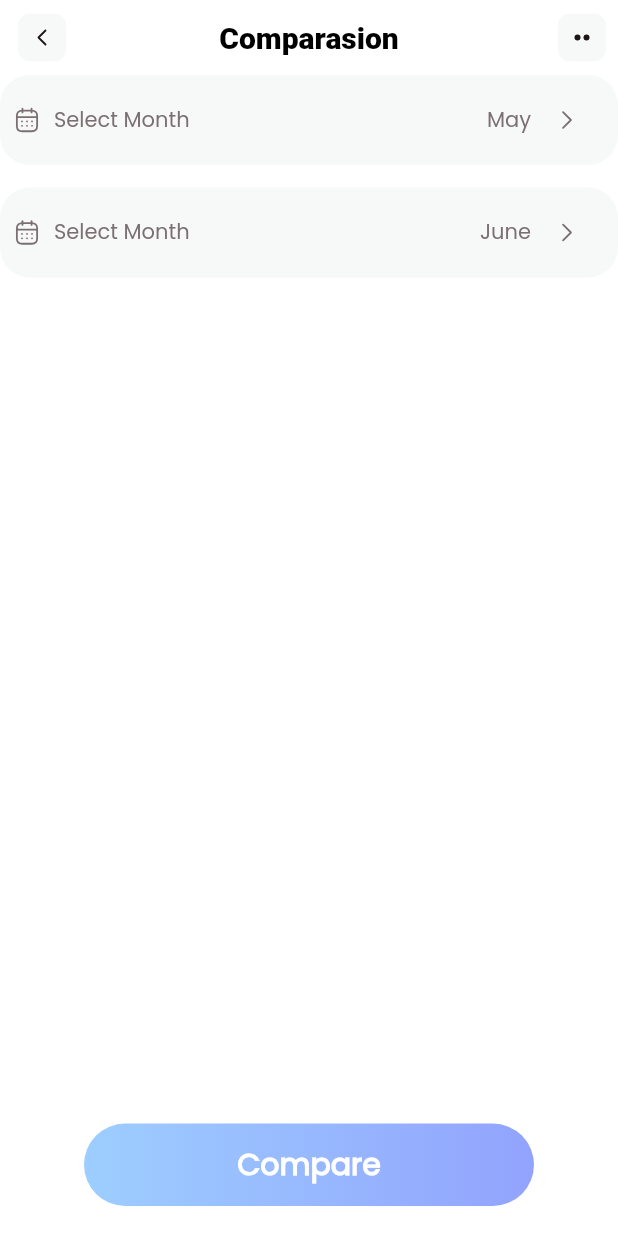
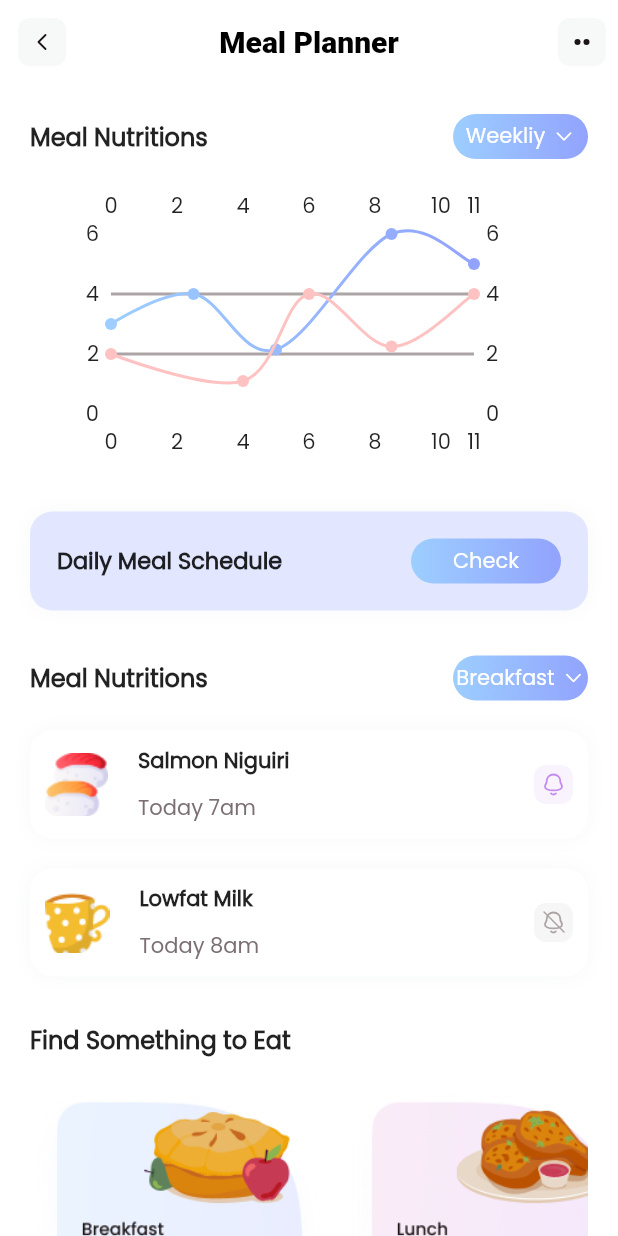
Before and after one commit to salvagb1/fitness, a Flutter app: the CameraBtn screen opened directly, after a tap on an icon or button, on a phone screen of 412 x 824 dp. Run offline on Flutter 3.47's test engine with Material 2 defaults, Android fonts, the phone set to English and light mode, and no system bars; drawn by our look-alikes of fl_chart; our stand-ins replace camera, charts_flutter, flutter_svg.

Commit message:
Agree MealPlanner

```diff
--- /dev/null
+++ b/lib/components/card_category.dart
@@ -0,0 +1,24 @@
+import 'package:flutter/material.dart';
+
+class CardCategory extends StatefulWidget {
+  CardCategory(this.pathSvg, {Key? key}) : super(key: key);
+  String pathSvg = 'assets/icons/yougoal1.svg';
+
+  @override
+  State<CardCategory> createState() => _CardCategoryState();
+}
+
+class _CardCategoryState extends State<CardCategory> {
+  @override
+  Widget build(BuildContext context) {
+    final card = Container(
+      child: Image(
+        image: AssetImage(widget.pathSvg),
+      ),
+      decoration: const BoxDecoration(
+        borderRadius: BorderRadius.all(Radius.circular(25)),
+      ),
+    );
+    return card;
+  }
+}
--- /dev/null
+++ b/lib/pages/camera.dart
@@ -0,0 +1,78 @@
+import 'package:camera/camera.dart';
+import 'package:flutter/material.dart';
+
+class CameraPage extends StatefulWidget {
+  final List<CameraDescription>? cameras;
+  const CameraPage({this.cameras, Key? key}) : super(key: key);
+
+  @override
+  _CameraPageState createState() => _CameraPageState();
+}
+
+class _CameraPageState extends State<CameraPage> {
+  late CameraController controller;
+  XFile? pictureFile;
+
+  @override
+  void initState() {
+    super.initState();
+    controller = CameraController(
+      widget.cameras![0],
+      ResolutionPreset.max,
+    );
+    controller.initialize().then((_) {
+      if (!mounted) {
+        return;
+      }
+      setState(() {});
+    });
+  }
+
+  @override
+  void dispose() {
+    controller.dispose();
+    super.dispose();
+  }
+
+  @override
+  Widget build(BuildContext context) {
+    if (!controller.value.isInitialized) {
+      return const SizedBox(
+        child: Center(
+          child: CircularProgressIndicator(),
+        ),
+      );
+    }
+    return Column(
+      children: [
+        Padding(
+          padding: const EdgeInsets.all(8.0),
+          child: Center(
+            child: SizedBox(
+              height: 400,
+              width: 400,
+              child: CameraPreview(controller),
+            ),
+          ),
+        ),
+        Padding(
+          padding: const EdgeInsets.all(8.0),
+          child: ElevatedButton(
+            onPressed: () async {
+              pictureFile = await controller.takePicture();
+              setState(() {});
+            },
+            child: const Text('Capture Image'),
+          ),
+        ),
+        if (pictureFile != null)
+          Image.network(
+            pictureFile!.path,
+            height: 200,
+          )
+        //Android/iOS
+        // Image.file(File(pictureFile!.path)))
+      ],
+    );
+  }
+}
--- /dev/null
+++ b/lib/pages/mealplanner/breakfast.dart
@@ -0,0 +1,15 @@
+import 'package:flutter/material.dart';
+
+class BreakFast extends StatefulWidget {
+  BreakFast({Key? key}) : super(key: key);
+
+  @override
+  State<BreakFast> createState() => _BreakFastState();
+}
+
+class _BreakFastState extends State<BreakFast> {
+  @override
+  Widget build(BuildContext context) {
+    return Container();
+  }
+}
--- /dev/null
+++ b/lib/pages/mealplanner/mealplanner.dart
@@ -0,0 +1,316 @@
+import 'package:fitness/components/card_category.dart';
+import 'package:flutter/material.dart';
+import 'package:flutter_svg/svg.dart';
+
+import '../../components/button.dart';
+import '../../components/linear_charts.dart';
+import '../welcome_home.dart';
+
+class MealPlanner extends StatefulWidget {
+  const MealPlanner({Key? key}) : super(key: key);
+
+  @override
+  State<MealPlanner> createState() => _MealPlannerState();
+}
+
+class _MealPlannerState extends State<MealPlanner> {
+  @override
+  Widget build(BuildContext context) {
+    return Scaffold(
+      appBar: AppBar(
+        leading: IconButton(
+            onPressed: () => Navigator.push(context,
+                MaterialPageRoute(builder: (context) => const WelcomeHome())),
+            icon: SvgPicture.asset('assets/icons/backnavs.svg')),
+        title: const Text(
+          'Meal Planner',
+          style: TextStyle(
+            color: Colors.black,
+            fontWeight: FontWeight.w900,
+            fontSize: 20,
+          ),
+        ),
+        actions: [
+          IconButton(
+              onPressed: () {},
+              icon: SvgPicture.asset('assets/icons/detailnavs.svg'))
+        ],
+        centerTitle: true,
+      ),
+      body: SingleChildScrollView(
+        padding: const EdgeInsets.all(20),
+        child: Column(
+          crossAxisAlignment: CrossAxisAlignment.start,
+          children: [
+            Row(
+              children: [
+                Expanded(
+                  child: Column(
+                    crossAxisAlignment: CrossAxisAlignment.start,
+                    children: const [
+                      Text(
+                        "Meal Nutritions",
+                        style: TextStyle(
+                          fontSize: 16,
+                          fontWeight: FontWeight.w900,
+                        ),
+                      ),
+                    ],
+                  ),
+                ),
+                InkWell(
+                  onTap: () {},
+                  child: Container(
+                    margin: const EdgeInsets.only(),
+                    height: 30,
+                    width: 90,
+                    decoration: BoxDecoration(
+                      borderRadius: BorderRadius.circular(30),
+                      gradient: const LinearGradient(
+                        colors: [
+                          Color(0xff9DCEFF),
+                          Color(0xff92A3FD),
+                        ],
+                      ),
+                    ),
+                    child: Row(
+                      mainAxisAlignment: MainAxisAlignment.center,
+                      children: [
+                        const Text(
+                          'Weekliy',
+                          style: TextStyle(
+                            color: Colors.white,
+                          ),
+                        ),
+                        const SizedBox(width: 5),
+                        SvgPicture.asset('assets/icons/down.svg'),
+                      ],
+                    ),
+                  ),
+                ),
+              ],
+            ),
+            const SizedBox(
+              height: 10,
+            ),
+            const LinearCharts(),
+            const SizedBox(
+              height: 25,
+            ),
+            Container(
+              padding: const EdgeInsets.all(18),
+              decoration: BoxDecoration(
+                borderRadius: BorderRadius.circular(15),
+                boxShadow: const <BoxShadow>[
+                  BoxShadow(
+                    color: Color(0xffF7F8F8),
+                    blurRadius: 10.0,
+                  ),
+                ],
+                color: const Color(0xffE2E7FF),
+              ),
+              child: Row(
+                children: [
+                  const Expanded(
+                    child: Text(
+                      "Daily Meal Schedule",
+                      style: TextStyle(
+                        fontSize: 15,
+                        fontWeight: FontWeight.w600,
+                      ),
+                    ),
+                  ),
+                  InkWell(
+                    onTap: () {},
+                    child: const ButtonReu(
+                      textbu: 'Check',
+                    ),
+                  ),
+                ],
+              ),
+            ),
+            const SizedBox(
+              height: 30,
+            ),
+            Row(
+              children: [
+                Expanded(
+                  child: Column(
+                    crossAxisAlignment: CrossAxisAlignment.start,
+                    children: const [
+                      Text(
+                        "Meal Nutritions",
+                        style: TextStyle(
+                          fontSize: 16,
+                          fontWeight: FontWeight.w900,
+                        ),
+                      ),
+                    ],
+                  ),
+                ),
+                InkWell(
+                  onTap: () {},
+                  child: Container(
+                    margin: const EdgeInsets.only(),
+                    height: 30,
+                    width: 90,
+                    decoration: BoxDecoration(
+                      borderRadius: BorderRadius.circular(30),
+                      gradient: const LinearGradient(
+                        colors: [
+                          Color(0xff9DCEFF),
+                          Color(0xff92A3FD),
+                        ],
+                      ),
+                    ),
+                    child: Row(
+                      mainAxisAlignment: MainAxisAlignment.center,
+                      children: [
+                        const Text(
+                          'Breakfast',
+                          style: TextStyle(
+                            color: Colors.white,
+                          ),
+                        ),
+                        const SizedBox(width: 5),
+                        SvgPicture.asset('assets/icons/down.svg'),
+                      ],
+                    ),
+                  ),
+                ),
+              ],
+            ),
+            const SizedBox(
+              height: 20,
+            ),
+            Container(
+              padding: const EdgeInsets.all(10),
+              decoration: BoxDecoration(
+                borderRadius: BorderRadius.circular(15),
+                boxShadow: const <BoxShadow>[
+                  BoxShadow(
+                    color: Color(0xffF7F8F8),
+                    blurRadius: 10.0,
+                  ),
+                ],
+                color: Colors.white,
+              ),
+              child: Row(
+                children: [
+                  Image.asset('assets/images/salmon2.png'),
+                  const SizedBox(
+                    width: 20,
+                  ),
+                  Expanded(
+                    child: Column(
+                      crossAxisAlignment: CrossAxisAlignment.start,
+                      children: const [
+                        Text(
+                          "Salmon Niguiri",
+                          style: TextStyle(fontWeight: FontWeight.w700),
+                        ),
+                        SizedBox(
+                          height: 10,
+                        ),
+                        Text(
+                          'Today 7am',
+                          style: TextStyle(
+                            color: Color(0xff7B6F72),
+                            fontSize: 14,
+                          ),
+                        ),
+                      ],
+                    ),
+                  ),
+                  SvgPicture.asset(
+                    'assets/icons/reminders.svg',
+                    color: const Color(0xffC58BF2),
+                  ),
+                ],
+              ),
+            ),
+            const SizedBox(
+              height: 20,
+            ),
+            Container(
+              padding: const EdgeInsets.all(10),
+              decoration: BoxDecoration(
+                borderRadius: BorderRadius.circular(15),
+                boxShadow: const <BoxShadow>[
+                  BoxShadow(
+                    color: Color(0xffF7F8F8),
+                    blurRadius: 10.0,
+                  ),
+                ],
+                color: Colors.white,
+              ),
+              child: Row(
+                children: [
+                  Image.asset('assets/images/cupmilk.png'),
+                  const SizedBox(
+                    width: 20,
+                  ),
+                  Expanded(
+                    child: Column(
+                      crossAxisAlignment: CrossAxisAlignment.start,
+                      children: const [
+                        Text(
+                          "Lowfat Milk",
+                          style: TextStyle(fontWeight: FontWeight.w700),
+                        ),
+                        SizedBox(
+                          height: 10,
+                        ),
+                        Text(
+                          'Today 8am',
+                          style: TextStyle(
+                            color: Color(0xff7B6F72),
+                            fontSize: 14,
+                          ),
+                        ),
+                      ],
+                    ),
+                  ),
+                  SvgPicture.asset(
+                    'assets/icons/reminders2.svg',
+                    color: const Color(0xffADA4A5),
+                  ),
+                ],
+              ),
+            ),
+            const SizedBox(
+              height: 30,
+            ),
+            const Text(
+              "Find Something to Eat",
+              style: TextStyle(
+                fontSize: 16,
+                fontWeight: FontWeight.w900,
+              ),
+            ),
+            const SizedBox(
+              height: 20,
+            ),
+            Container(
+              color: Colors.white,
+              height: 200,
+              child: ListView(
+                scrollDirection: Axis.horizontal,
+                children: <Widget>[
+                  CardCategory('assets/images/breakfastcard.png'),
+                  const SizedBox(
+                    width: 10,
+                  ),
+                  CardCategory('assets/images/lunchcard2.png'),
+                  const SizedBox(
+                    width: 10,
+                  ),
+                ],
+              ),
+            ),
+          ],
+        ),
+      ),
+    );
+  }
+}
--- a/lib/pages/navigatorbtn/camera_btn.dart
+++ b/lib/pages/navigatorbtn/camera_btn.dart
@@ -1,10 +1,14 @@
+import 'package:camera/camera.dart';
 import 'package:fitness/components/appbar.dart';
 import 'package:fitness/components/button.dart';
 import 'package:fitness/components/card_gallery.dart';
 import 'package:fitness/pages/comparison.dart';
+import 'package:fitness/pages/mealplanner/mealplanner.dart';
 
 import 'package:flutter/material.dart';
 import 'package:flutter_svg/svg.dart';
+
+import '../camera.dart';
 
 class CameraBtn extends StatefulWidget {
   const CameraBtn({Key? key}) : super(key: key);
@@ -14,6 +18,8 @@ class CameraBtn extends StatefulWidget {
 }
 
 class _CameraBtnState extends State<CameraBtn> {
+  var value;
+
   @override
   Widget build(BuildContext context) {
     return Scaffold(
@@ -29,7 +35,7 @@ class _CameraBtnState extends State<CameraBtn> {
             Container(
               padding: const EdgeInsets.all(18),
               decoration: BoxDecoration(
-                borderRadius: BorderRadius.circular(15),
+                borderRadius: BorderRadius.circular(20),
                 color: const Color(0xffFFD8D8),
               ),
               child: Row(
@@ -71,7 +77,7 @@ class _CameraBtnState extends State<CameraBtn> {
             Container(
               padding: const EdgeInsets.all(16),
               decoration: BoxDecoration(
-                borderRadius: BorderRadius.circular(15),
+                borderRadius: BorderRadius.circular(20),
                 boxShadow: const <BoxShadow>[
                   BoxShadow(
                     color: Color(0xffF7F8F8),
@@ -139,7 +145,7 @@ class _CameraBtnState extends State<CameraBtn> {
             Container(
               padding: const EdgeInsets.all(18),
               decoration: BoxDecoration(
-                borderRadius: BorderRadius.circular(15),
+                borderRadius: BorderRadius.circular(20),
                 boxShadow: const <BoxShadow>[
                   BoxShadow(
                     color: Color(0xffF7F8F8),
@@ -153,8 +159,10 @@ class _CameraBtnState extends State<CameraBtn> {
                   const Expanded(
                     child: Text(
                       "Compare my photo",
-                      style:
-                          TextStyle(fontSize: 18, fontWeight: FontWeight.w400),
+                      style: TextStyle(
+                        fontSize: 15,
+                        fontWeight: FontWeight.w700,
+                      ),
                     ),
                   ),
                   InkWell(
@@ -266,8 +274,24 @@ class _CameraBtnState extends State<CameraBtn> {
       floatingActionButton: FloatingActionButton(
         heroTag: 'btn 2',
         backgroundColor: const Color(0xffC58BF2),
-        onPressed: () => Navigator.push(context,
-            MaterialPageRoute(builder: (context) => const ComparasionMonth())),
+        onPressed: () => Navigator.push(
+          context,
+          MaterialPageRoute(
+            builder: (context) => const MealPlanner(),
+          ),
+        ),
+        // onPressed: () async {
+        //   await availableCameras().then(
+        //     (value) => Navigator.push(
+        //       context,
+        //       MaterialPageRoute(
+        //         builder: (context) => CameraPage(
+        //           cameras: value,
+        //         ),
+        //       ),
+        //     ),
+        //   );
+        // },
         child: SvgPicture.asset(
           'assets/icons/camera.svg',
           color: Colors.white,
--- a/lib/pages/navigatorbtn/profile_btn.dart
+++ b/lib/pages/navigatorbtn/profile_btn.dart
@@ -105,8 +105,7 @@ class _ProfileBtnState extends State<ProfileBtn> {
                     child: const Center(
                       child: Text(
                         'Edit',
-                        style:
-                            TextStyle(fontFamily: 'lato', color: Colors.white),
+                        style: TextStyle(color: Colors.white),
                       ),
                     ),
                   ),
--- a/lib/pages/tabbarpage/tab_statistic.dart
+++ b/lib/pages/tabbarpage/tab_statistic.dart
@@ -1,6 +1,5 @@
 import 'package:fitness/components/graph_modal.dart';
 import 'package:fitness/components/linear_charts.dart';
-import 'package:syncfusion_flutter_charts/charts.dart';
 
 import 'package:flutter/material.dart';
 
--- a/pubspec.yaml
+++ b/pubspec.yaml
@@ -36,10 +36,15 @@ dependencies:
   cupertino_icons: ^1.0.2
   flutter_svg: ^1.0.3
   flutter_icons: ^1.1.0
+  #Para graficas
   fl_chart: ^0.50.1
   charts_flutter: ^0.12.0
   syncfusion_flutter_charts: ^20.1.50
   line_chart: ^1.1.11
+  #Para encontrar ubicaiones y camara
+
+  camera: ^0.9.4+19
+
 
 dev_dependencies:
   flutter_test:
```
Also changed, not shown: assets/icons/reminders.svg (added), assets/icons/reminders2.svg (added), assets/images/ba.svg (deleted), assets/images/breakfastcard.png (added), assets/images/cupmilk.png (added), assets/images/lunchcard2.png (added), assets/images/salmon2.png (added), pubspec.lock.
